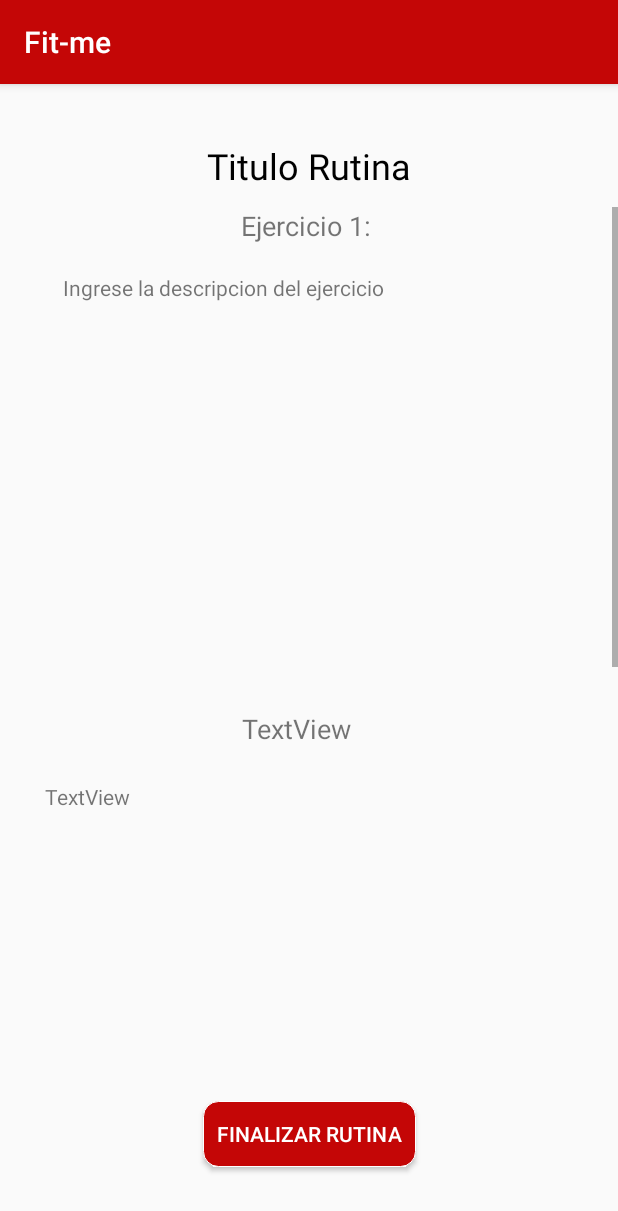
After one commit to Andrei-Portales/Proyecto_apps, an Android app: the fragment StartRutinaFragment shown on its own in the app's theme, on a phone screen of 412 x 824 dp. The commit adds this screen. Shown: the top 1211 px of the screen. Run offline under Robolectric (Android 15) with nearby library versions, the phone set to English and light mode, and no system bars; our stand-ins replace Firebase (no records; nobody signed in at launch, a user with empty details on screens opened directly), data binding.

Commit message:
Implementacion Rutina Diaria

```diff
--- /dev/null
+++ b/app/src/main/java/com/portales/proyecto_apps/principal/rutinadiaria/Start/StartRutinaFragment.kt
@@ -0,0 +1,32 @@
+package com.portales.proyecto_apps.principal.rutinadiaria.Start
+
+import androidx.lifecycle.ViewModelProviders
+import android.os.Bundle
+import androidx.fragment.app.Fragment
+import android.view.LayoutInflater
+import android.view.View
+import android.view.ViewGroup
+import com.portales.proyecto_apps.R
+
+class StartRutinaFragment : Fragment() {
+
+    companion object {
+        fun newInstance() = StartRutinaFragment()
+    }
+
+    private lateinit var viewModel: StartRutinaViewModel
+
+    override fun onCreateView(
+        inflater: LayoutInflater, container: ViewGroup?,
+        savedInstanceState: Bundle?
+    ): View? {
+        return inflater.inflate(R.layout.start_rutina_fragment, container, false)
+    }
+
+    override fun onActivityCreated(savedInstanceState: Bundle?) {
+        super.onActivityCreated(savedInstanceState)
+        viewModel = ViewModelProviders.of(this).get(StartRutinaViewModel::class.java)
+        // TODO: Use the ViewModel
+    }
+
+}
--- a/app/src/main/java/com/portales/proyecto_apps/principal/rutinadiaria/Start/StartRutinaRepository.kt
+++ b/app/src/main/java/com/portales/proyecto_apps/principal/rutinadiaria/Start/StartRutinaRepository.kt
@@ -1,4 +1,31 @@
 package com.portales.proyecto_apps.principal.rutinadiaria.Start
 
+import androidx.lifecycle.LiveData
+import androidx.lifecycle.MutableLiveData
+import com.google.firebase.firestore.FirebaseFirestore
+import com.portales.proyecto_apps.principal.publicacionmodel.RutinaModel
+
 class StartRutinaRepository {
+
+    private val db = FirebaseFirestore.getInstance()
+
+    fun getData(): LiveData<List<RutinaModel>> {
+        val MutableData = MutableLiveData<List<RutinaModel>>()
+        db.collection("rutinas").get().addOnCompleteListener {
+            val list = ArrayList<RutinaModel>()
+            if (it.isSuccessful){
+                for (d in it.result!!){
+                    list.add(
+                        RutinaModel(d.get("title").toString(),
+                        d.get("description").toString(),d.get("time").toString().toFloat()
+                        , d.get("user").toString(), d.get("video").toString())
+                    )
+
+                }
+                MutableData.value = list
+            }
+        }
+        return MutableData
+    }
+
 }
--- /dev/null
+++ b/app/src/main/java/com/portales/proyecto_apps/principal/rutinadiaria/Start/StartRutinaViewModel.kt
@@ -0,0 +1,22 @@
+package com.portales.proyecto_apps.principal.rutinadiaria.Start
+
+import androidx.lifecycle.MutableLiveData
+import androidx.lifecycle.ViewModel
+import com.portales.proyecto_apps.principal.publicacionmodel.RutinaModel
+
+class StartRutinaViewModel : ViewModel() {
+
+    private val model = MutableLiveData<List<RutinaModel>>()
+    private val StartRutinaRepository = StartRutinaRepository()
+
+
+
+    fun getModel() : MutableLiveData<List<RutinaModel>> {
+        StartRutinaRepository.getData().observeForever{
+            model.value = it
+        }
+        return model
+    }
+
+
+}
--- /dev/null
+++ b/app/src/main/res/layout/start_rutina_fragment.xml
@@ -0,0 +1,175 @@
+<?xml version="1.0" encoding="utf-8"?>
+
+<layout xmlns:android="http://schemas.android.com/apk/res/android"
+    xmlns:app="http://schemas.android.com/apk/res-auto"
+    xmlns:tools="http://schemas.android.com/tools">
+
+    <androidx.constraintlayout.widget.ConstraintLayout
+        android:layout_width="match_parent"
+        android:layout_height="match_parent"
+        tools:context=".MainActivity"
+        android:id="@+id/StartRutinaFragment">
+
+        <ScrollView
+            android:id="@+id/scrollView3"
+            android:layout_width="412dp"
+            android:layout_height="555dp"
+            android:layout_marginTop="76dp"
+            android:paddingTop="6dp"
+            android:paddingBottom="6dp"
+            app:layout_constraintBottom_toTopOf="@+id/button_publish_routine"
+            app:layout_constraintEnd_toEndOf="parent"
+            app:layout_constraintHorizontal_bias="1.0"
+            app:layout_constraintStart_toStartOf="parent"
+            app:layout_constraintTop_toTopOf="parent"
+            app:layout_constraintVertical_bias="0.007">
+
+            <androidx.constraintlayout.widget.ConstraintLayout
+                android:layout_width="match_parent"
+                android:layout_height="wrap_content">
+
+
+                <TextView
+                    android:id="@+id/Descripcion1"
+                    android:layout_width="329dp"
+                    android:layout_height="199dp"
+                    android:layout_marginStart="32dp"
+                    android:layout_marginTop="44dp"
+                    android:layout_marginEnd="32dp"
+                    android:text="@string/description_excercise_hint"
+                    app:layout_constraintEnd_toEndOf="parent"
+                    app:layout_constraintHorizontal_bias="0.526"
+                    app:layout_constraintStart_toStartOf="parent"
+                    app:layout_constraintTop_toTopOf="parent" />
+
+                <TextView
+                    android:id="@+id/Titulo1"
+                    android:layout_width="wrap_content"
+                    android:layout_height="wrap_content"
+                    android:text="Ejercicio 1: "
+                    android:textSize="18sp"
+                    app:layout_constraintEnd_toEndOf="parent"
+                    app:layout_constraintStart_toStartOf="parent"
+                    app:layout_constraintTop_toTopOf="parent" />
+
+                <ImageView
+                    android:id="@+id/imagen1"
+                    android:layout_width="wrap_content"
+                    android:layout_height="wrap_content"
+                    android:layout_marginTop="60dp"
+                    app:layout_constraintEnd_toEndOf="parent"
+                    app:layout_constraintStart_toStartOf="parent"
+                    app:layout_constraintTop_toBottomOf="@+id/Descripcion1"
+                    tools:src="@tools:sample/avatars" />
+
+                <TextView
+                    android:id="@+id/Titulo2"
+                    android:layout_width="wrap_content"
+                    android:layout_height="wrap_content"
+                    android:layout_marginStart="176dp"
+                    android:layout_marginTop="8dp"
+                    android:layout_marginEnd="178dp"
+                    android:text="TextView"
+                    android:textSize="18sp"
+                    app:layout_constraintBottom_toTopOf="@+id/descripcion2"
+                    app:layout_constraintEnd_toEndOf="parent"
+                    app:layout_constraintHorizontal_bias="1.0"
+                    app:layout_constraintStart_toStartOf="parent"
+                    app:layout_constraintTop_toBottomOf="@+id/imagen1" />
+
+                <TextView
+                    android:id="@+id/descripcion2"
+                    android:layout_width="352dp"
+                    android:layout_height="197dp"
+                    android:layout_marginStart="32dp"
+                    android:layout_marginTop="80dp"
+                    android:layout_marginEnd="32dp"
+                    android:text="TextView"
+                    app:layout_constraintEnd_toEndOf="parent"
+                    app:layout_constraintStart_toStartOf="parent"
+                    app:layout_constraintTop_toBottomOf="@+id/imagen1" />
+
+                <ImageView
+                    android:id="@+id/imagen2"
+                    android:layout_width="wrap_content"
+                    android:layout_height="wrap_content"
+                    android:layout_marginStart="142dp"
+                    android:layout_marginTop="60dp"
+                    android:layout_marginEnd="142dp"
+                    app:layout_constraintEnd_toEndOf="parent"
+                    app:layout_constraintStart_toStartOf="parent"
+                    app:layout_constraintTop_toBottomOf="@+id/descripcion2"
+                    tools:src="@tools:sample/avatars" />
+
+                <TextView
+                    android:id="@+id/Titulo3"
+                    android:layout_width="wrap_content"
+                    android:layout_height="wrap_content"
+                    android:layout_marginStart="176dp"
+                    android:layout_marginTop="8dp"
+                    android:layout_marginEnd="178dp"
+                    android:text="TextView"
+                    android:textSize="18sp"
+                    app:layout_constraintBottom_toTopOf="@+id/descripcion3"
+                    app:layout_constraintEnd_toEndOf="parent"
+                    app:layout_constraintHorizontal_bias="1.0"
+                    app:layout_constraintStart_toStartOf="parent"
+                    app:layout_constraintTop_toBottomOf="@+id/imagen2" />
+
+                <TextView
+                    android:id="@+id/descripcion3"
+                    android:layout_width="352dp"
+                    android:layout_height="197dp"
+                    android:layout_marginStart="32dp"
+                    android:layout_marginTop="80dp"
+                    android:layout_marginEnd="32dp"
+                    android:text="TextView"
+                    app:layout_constraintEnd_toEndOf="parent"
+                    app:layout_constraintStart_toStartOf="parent"
+                    app:layout_constraintTop_toBottomOf="@+id/imagen2" />
+
+                <ImageView
+                    android:id="@+id/imagen3"
+                    android:layout_width="wrap_content"
+                    android:layout_height="wrap_content"
+                    android:layout_marginStart="142dp"
+                    android:layout_marginTop="60dp"
+                    android:layout_marginEnd="142dp"
+                    app:layout_constraintEnd_toEndOf="parent"
+                    app:layout_constraintStart_toStartOf="parent"
+                    app:layout_constraintTop_toBottomOf="@+id/descripcion3"
+                    tools:src="@tools:sample/avatars" />
+
+            </androidx.constraintlayout.widget.ConstraintLayout>
+
+        </ScrollView>
+
+        <TextView
+            android:id="@+id/Titulo_Rutina_Text"
+            android:layout_width="wrap_content"
+            android:layout_height="wrap_content"
+            android:layout_marginTop="32dp"
+            android:text="Titulo Rutina"
+            android:textAlignment="center"
+            android:textColor="@color/common_google_signin_btn_text_dark_focused"
+            android:textSize="24sp"
+            app:layout_constraintBottom_toTopOf="@+id/scrollView3"
+            app:layout_constraintEnd_toEndOf="parent"
+            app:layout_constraintStart_toStartOf="parent"
+            app:layout_constraintTop_toTopOf="parent" />
+
+        <Button
+            android:id="@+id/button"
+            android:layout_width="142dp"
+            android:layout_height="44dp"
+            android:background="@drawable/boton_rojo"
+            android:text="@string/Finalizar_rutina"
+            android:textColor="@color/cardview_light_background"
+            app:layout_constraintBottom_toBottomOf="parent"
+            app:layout_constraintEnd_toEndOf="parent"
+            app:layout_constraintStart_toStartOf="parent"
+            app:layout_constraintTop_toBottomOf="@+id/scrollView3" />
+
+    </androidx.constraintlayout.widget.ConstraintLayout>
+
+</layout>
--- a/app/src/main/res/values/strings.xml
+++ b/app/src/main/res/values/strings.xml
@@ -73,4 +73,5 @@
 
     </string>
     <string name="Ir_Rutina_C">Comenzar Rutina de la Comunidad</string>
+    <string name="Finalizar_rutina">Finalizar Rutina</string>
 </resources>
```
Also changed, not shown: app/src/main/res/drawable/salud.png (added).
